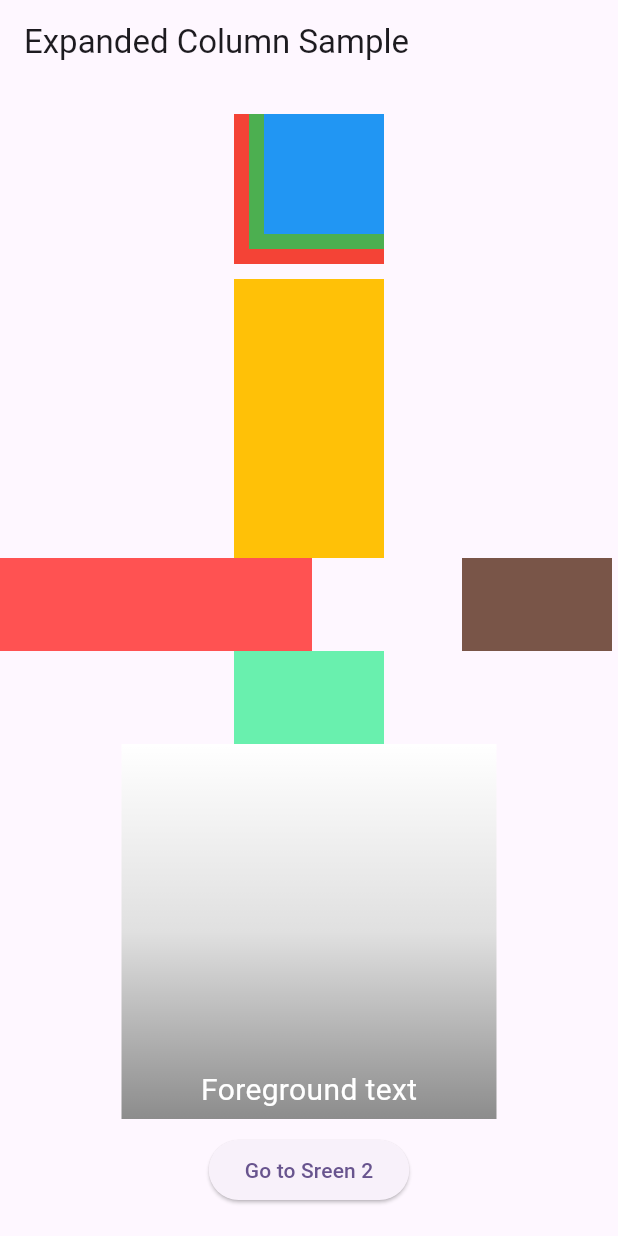
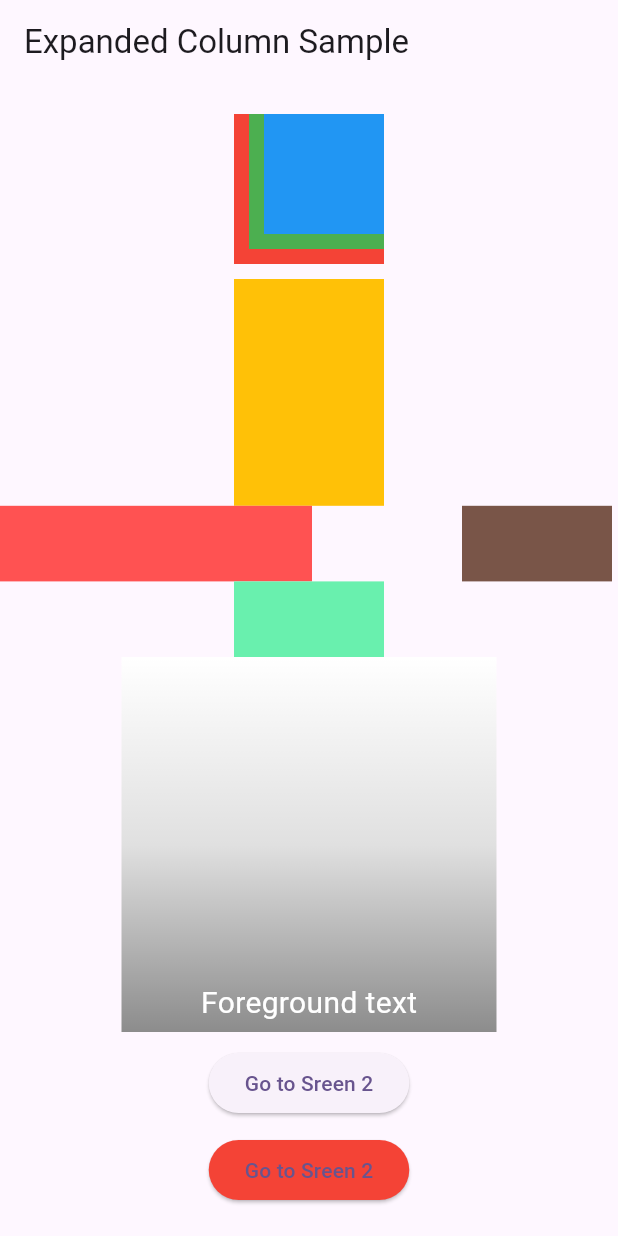
Before and after one commit to MinhTN05/Lesson1, a Flutter app: the MyStatelessWidget screen opened directly, on a phone screen of 412 x 824 dp. Run offline on Flutter 3.47's test engine with Material 3 defaults, Android fonts, the phone set to English and light mode, and no system bars.

```diff
--- a/lesson1/lib/lesson4_screen.dart
+++ b/lesson1/lib/lesson4_screen.dart
@@ -14,6 +14,10 @@ class MyApp extends StatelessWidget {
       debugShowCheckedModeBanner: false,
       title: _title,
       home: const MyStatelessWidget(),
+      routes: {
+        ROUTE_LIST_VIEW: (context) =>
+            ListViewScreen('Dữ liệu truyền từ Screen 1'),
+      },
       theme: ThemeData(
           dividerTheme: const DividerThemeData(
         thickness: 1,
@@ -25,6 +29,8 @@ class MyApp extends StatelessWidget {
     );
   }
 }
+
+const ROUTE_LIST_VIEW = '/list_view_screen';
 
 class MyStatelessWidget extends StatelessWidget {
   const MyStatelessWidget({Key? key}) : super(key: key);
@@ -97,7 +103,23 @@ class MyStatelessWidget extends StatelessWidget {
                     ScaffoldMessenger.of(context).showSnackBar(
                         SnackBar(content: Text(result.toString())));
                   },
-                    child: const Text('Go to Sreen 2')),
+                  child: const Text('Go to Sreen 2'),
+                ),
+                const SizedBox(
+                  height: 10,
+                ),
+                ElevatedButton(
+                  style: ButtonStyle(
+                      backgroundColor: MaterialStateProperty.all(Colors.red)),
+                  onPressed: () async {
+                    var result =
+                        await Navigator.pushNamed(context, ROUTE_LIST_VIEW);
+
+                    ScaffoldMessenger.of(context).showSnackBar(
+                        SnackBar(content: Text(result.toString())));
+                  },
+                  child: const Text('Go to Sreen 2'),
+                ),
               ],
             ),
           ),
```
Lines whose indentation alone changed are shown as unchanged.
